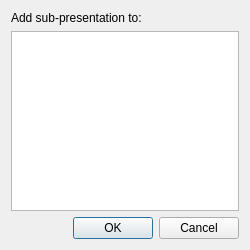
Above: src/Authoring/Studio/Palettes/Project/ChooseImagePropertyDlg.ui from flyhex/qt3dstudio before the change. Below: the same form after it.
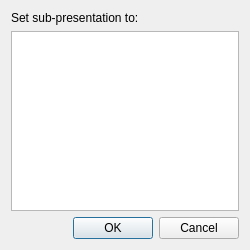
That is the form after the change.

Commit message:
Set a sub-presentation from timeline context menu
Allow setting a sub-presentation for a layer, material, or image
timeline row via the context menu.

Task-number: QT3DS-2013

The edit to the form file:
```diff
--- a/src/Authoring/Studio/Palettes/Project/ChooseImagePropertyDlg.ui
+++ b/src/Authoring/Studio/Palettes/Project/ChooseImagePropertyDlg.ui
@@ -35,7 +35,7 @@
    <item>
     <widget class="QLabel" name="label">
      <property name="text">
-      <string>Add sub-presentation to:</string>
+      <string>Set sub-presentation to:</string>
      </property>
     </widget>
    </item>
```
Left out of the diff: 2 changed lines with no effect on the pictures. The commit also changes 2 other files.
